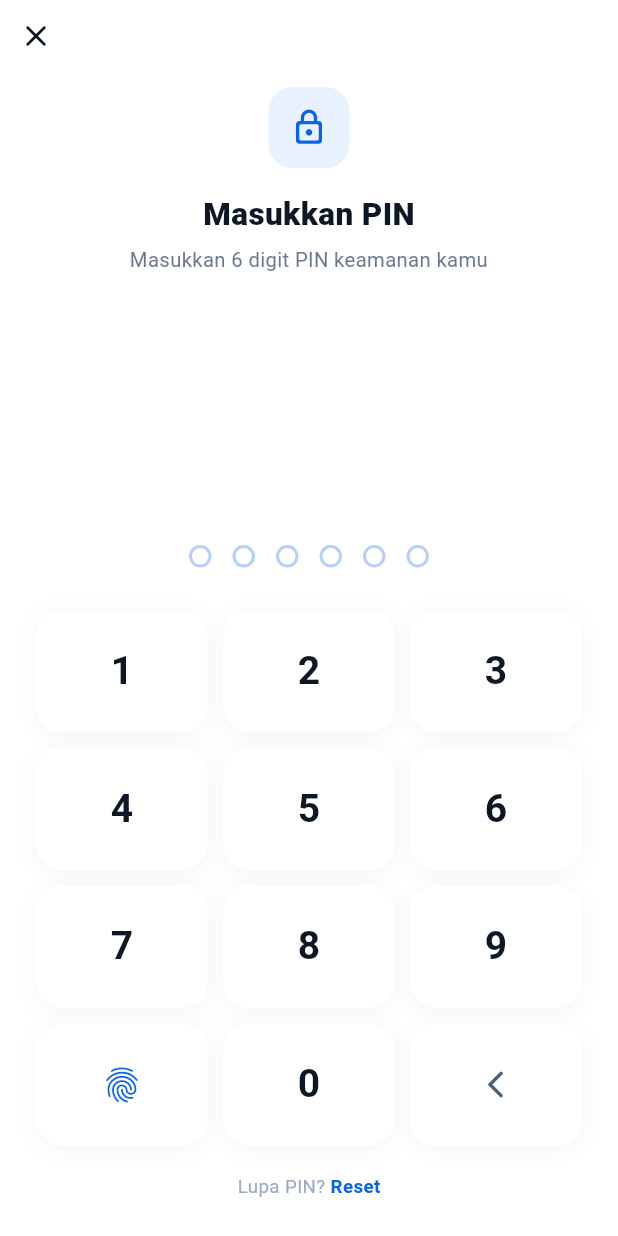
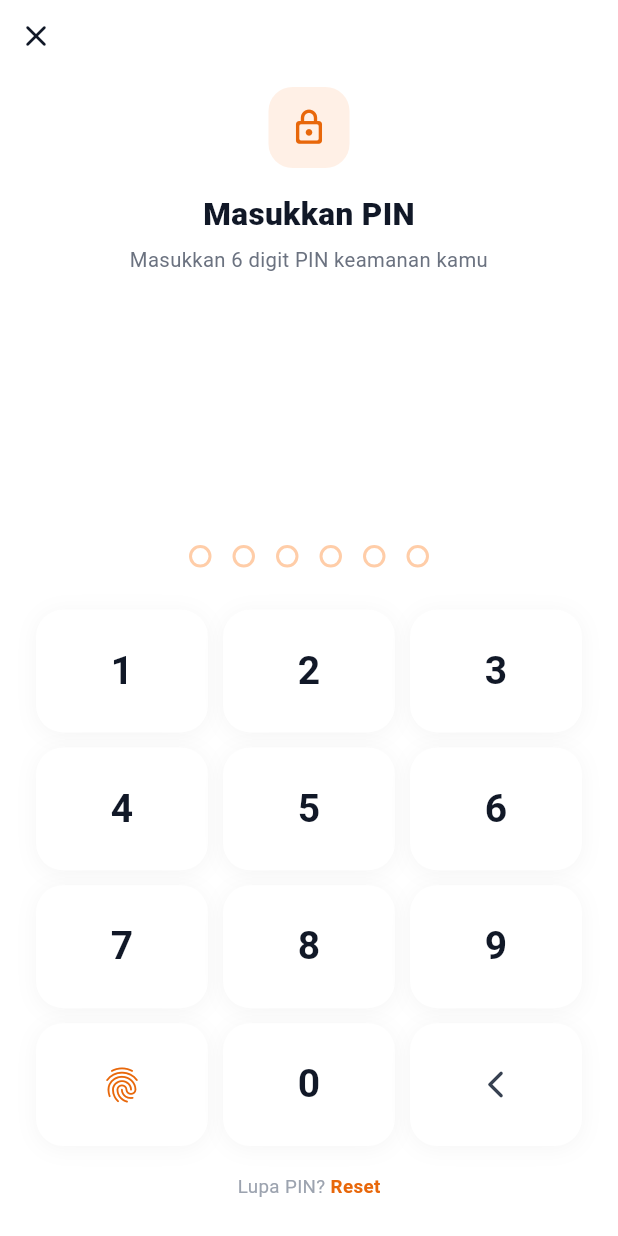
Before and after one commit to AriPurwoAji/dompet-kampus-global, a Flutter app: the PinPage screen opened by its route, on a phone screen of 412 x 824 dp. Run offline on Flutter 3.47's test engine with Material 3 defaults, Android fonts, the phone set to English and light mode, and no system bars; our stand-ins replace dio, equatable, firebase_auth, firebase_core, flutter_bloc, flutter_secure_storage and 4 more; missing offline and left inert: mobile_scanner; accounts and stored records are empty; network calls fail; Roboto replaces fonts that are missing (PlusJakartaSans).

Commit message:
Theme: update color palette ke orange+navy (Hydrau-Link)

```diff
--- a/mobile/lib/core/theme/app_colors.dart
+++ b/mobile/lib/core/theme/app_colors.dart
@@ -1,32 +1,40 @@
 import 'package:flutter/material.dart';
 
 class AppColors {
-  // Primary Blue
-  static const Color primary = Color(0xFF0B63E5);
-  static const Color primaryLight = Color(0xFF2C8BFF);
-  static const Color primaryDark = Color(0xFF0A4FBF);
-  static const Color primarySurface = Color(0xFFE8F1FD);
-  static const Color primaryBorder = Color(0xFFB8D0F7);
+  // Primary Orange (Hydrau-Link theme)
+  static const Color primary = Color(0xFFE8670A);
+  static const Color primaryLight = Color(0xFFFF8534);
+  static const Color primaryDark = Color(0xFFC4540A);
+  static const Color primarySurface = Color(0xFFFFF0E6);
+  static const Color primaryBorder = Color(0xFFFFCDA8);
+
+  // Navy (header / top section)
+  static const Color navy = Color(0xFF1E2D4A);
+  static const Color navyMid = Color(0xFF2A3F60);
 
   // Semantic
-  static const Color green = Color(0xFF16A571);
-  static const Color greenSurface = Color(0xFFE8F8F2);
-  static const Color amber = Color(0xFFD98512);
-  static const Color amberSurface = Color(0xFFFDF3E3);
-  static const Color red = Color(0xFFE5484D);
-  static const Color redSurface = Color(0xFFFDECED);
-  static const Color violet = Color(0xFF7A5AF8);
-  static const Color violetSurface = Color(0xFFF0EEFF);
+  static const Color green = Color(0xFF059669);
+  static const Color greenSurface = Color(0xFFEDFAF4);
+  static const Color amber = Color(0xFFD97706);
+  static const Color amberSurface = Color(0xFFFFFBEA);
+  static const Color red = Color(0xFFDC2626);
+  static const Color redSurface = Color(0xFFFFF0F0);
+  static const Color violet = Color(0xFF7C3AED);
+  static const Color violetSurface = Color(0xFFF3F0FE);
+  static const Color blue = Color(0xFF2563EB);
+  static const Color blueSurface = Color(0xFFEBF3FE);
+  static const Color pink = Color(0xFFEC4899);
+  static const Color pinkSurface = Color(0xFFFFF0F7);
 
   // Neutral
-  static const Color ink = Color(0xFF0E1726);
-  static const Color slate600 = Color(0xFF4B5E78);
-  static const Color slate500 = Color(0xFF6B7A90);
-  static const Color slate400 = Color(0xFF9DABBE);
-  static const Color slate300 = Color(0xFFCBD2DD);
-  static const Color line = Color(0xFFE8ECF2);
-  static const Color line2 = Color(0xFFF3F5F8);
-  static const Color bg = Color(0xFFF6F7F9);
+  static const Color ink = Color(0xFF111827);
+  static const Color slate600 = Color(0xFF374151);
+  static const Color slate500 = Color(0xFF6B7280);
+  static const Color slate400 = Color(0xFF9CA3AF);
+  static const Color slate300 = Color(0xFFD1D5DB);
+  static const Color line = Color(0xFFECEEF2);
+  static const Color line2 = Color(0xFFF7F8FA);
+  static const Color bg = Color(0xFFF7F8FA);
   static const Color white = Color(0xFFFFFFFF);
 
   // Gradient
@@ -37,8 +45,15 @@ class AppColors {
     colors: [primaryLight, primary, primaryDark],
   );
 
+  // Navy gradient (for header)
+  static const LinearGradient navyGradient = LinearGradient(
+    begin: Alignment.topCenter,
+    end: Alignment.bottomCenter,
+    colors: [navy, navyMid],
+  );
+
   // Shadows
-  static List<BoxShadow> shadowCard = [
+  static List<BoxShadow> shadowCard = const [
     BoxShadow(
       color: Color(0x14000000),
       blurRadius: 24,
@@ -46,7 +61,7 @@ class AppColors {
       offset: Offset(0, 4),
     ),
   ];
-  static List<BoxShadow> shadowSoft = [
+  static List<BoxShadow> shadowSoft = const [
     BoxShadow(
       color: Color(0x0A000000),
       blurRadius: 12,
@@ -54,9 +69,9 @@ class AppColors {
       offset: Offset(0, 2),
     ),
   ];
-  static List<BoxShadow> shadowPrimary = [
+  static List<BoxShadow> shadowPrimary = const [
     BoxShadow(
-      color: Color(0x520B63E5),
+      color: Color(0x52E8670A),
       blurRadius: 22,
       spreadRadius: 0,
       offset: Offset(0, 10),
@@ -65,13 +80,15 @@ class AppColors {
 
   // Tone map for FeatureIcon
   static Map<String, List<Color>> tones = {
-    'blue': [primarySurface, primary],
+    'blue': [blueSurface, blue],
     'green': [greenSurface, green],
     'amber': [amberSurface, amber],
     'red': [redSurface, red],
     'violet': [violetSurface, violet],
-    'slate': [bg, slate600],
+    'orange': [primarySurface, primary],
+    'pink': [pinkSurface, pink],
+    'slate': [bg, slate500],
   };
 
-  static List<Color> tone(String name) => tones[name] ?? tones['blue']!;
+  static List<Color> tone(String name) => tones[name] ?? tones['orange']!;
 }
```
